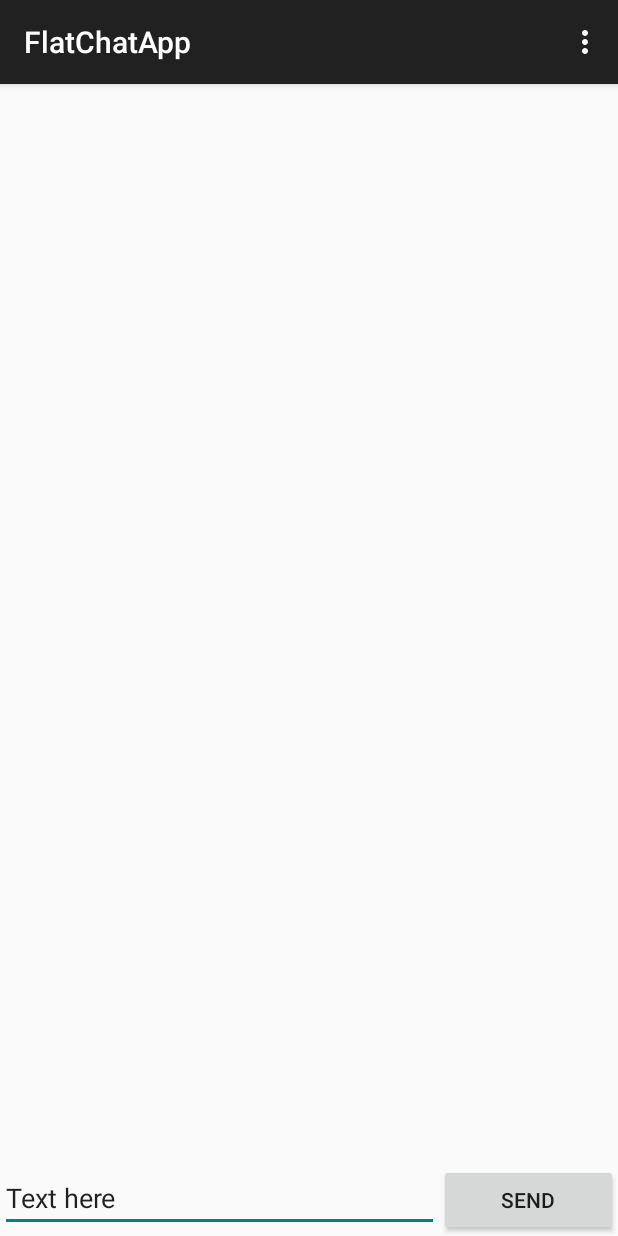
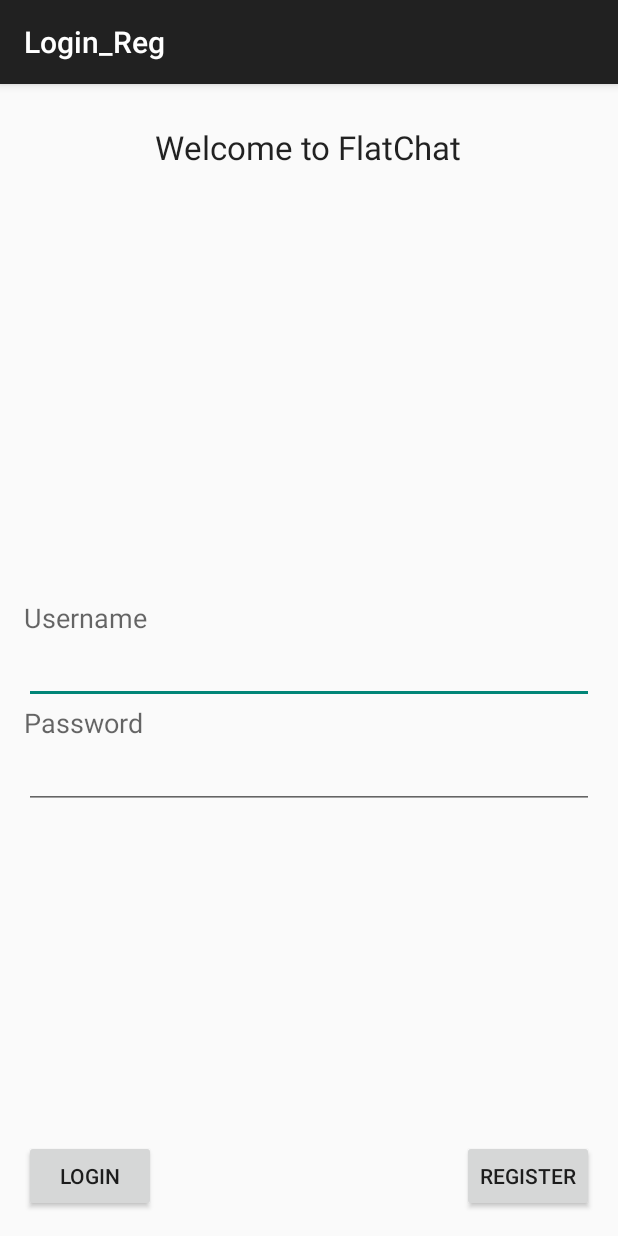
Before and after one commit to jamesbarfoote/FlatChat, an Android app: the screen it shows after launch (MainActivity before the commit, Login_Reg after it), on a phone screen of 412 x 824 dp. Run offline under Robolectric (Android 15) with nearby library versions, the phone set to English and light mode, and no system bars.

Commit message:
created login page
just fixing the php script for login

```diff
--- /dev/null
+++ b/app/src/main/java/com/example/barfoote/james/flatchatapp/Login_Reg.java
@@ -0,0 +1,78 @@
+package com.example.barfoote.james.flatchatapp;
+
+import android.content.Intent;
+import android.os.Bundle;
+import android.support.v7.app.AppCompatActivity;
+import android.support.v7.widget.Toolbar;
+import android.util.Log;
+import android.view.View;
+import android.widget.Button;
+import android.widget.EditText;
+
+public class Login_Reg extends AppCompatActivity {
+    private EditText emailField,passwordField;
+    private String status = "";
+    private String role = "";
+    private boolean finished = false;
+    @Override
+    protected void onCreate(Bundle savedInstanceState) {
+        super.onCreate(savedInstanceState);
+        setContentView(R.layout.activity_login__reg);
+        Toolbar toolbar = (Toolbar) findViewById(R.id.toolbar);
+        setSupportActionBar(toolbar);
+
+        emailField = (EditText)findViewById(R.id.emailField);
+        passwordField = (EditText)findViewById(R.id.passwordField);
+
+        Button loginB = (Button)findViewById(R.id.loginButton);
+        Button registerB = (Button)findViewById(R.id.registerButton);
+        loginB.setOnClickListener(loginListener);
+        registerB.setOnClickListener(registerListener);
+
+    }
+
+    private View.OnClickListener loginListener = new View.OnClickListener() {
+        @Override
+        public void onClick(View view) {
+            Log.v("Login", "Clicked");
+            login();
+        }
+    };
+
+    private View.OnClickListener registerListener = new View.OnClickListener() {
+        @Override
+        public void onClick(View view) {
+            Log.v("Register", "Clicked");
+            register();
+        }
+    };
+
+    public void login(){//Get user
+        String username = emailField.getText().toString();
+        String password = passwordField.getText().toString();
+        new SQLConnect(this,status,role,1).execute(username,password);
+        while(finished != true) {
+            if (this.status.equals("Login Successful")) {
+                //Login successful
+                Log.d("Login result", "" + this.status);
+                Intent main = new Intent(this, MainActivity.class);
+                startActivity(main);
+            }
+        }
+
+    }
+
+    public void register(){//Register user
+        String username = emailField.getText().toString();
+        String password = passwordField.getText().toString();
+        new SQLConnect(this,status,role, 0).execute(username,password);
+    }
+
+    public void setResult(String res, boolean finished)
+    {
+        Log.d("Result", res);
+        this.status = res;
+        this.finished = finished;
+    }
+
+}
--- a/app/src/main/java/com/example/barfoote/james/flatchatapp/MainActivity.java
+++ b/app/src/main/java/com/example/barfoote/james/flatchatapp/MainActivity.java
@@ -28,7 +28,8 @@ public class MainActivity extends AppCompatActivity {
     protected void onCreate(Bundle savedInstanceState) {
         super.onCreate(savedInstanceState);
         setContentView(R.layout.activity_main);
-
+        Intent loginAct = new Intent(this, Login_Reg.class);
+        startActivity(loginAct);
         Log.v("", "Created");
         Button sendB = (Button)findViewById(R.id.btn_Send);
 
--- /dev/null
+++ b/app/src/main/res/layout/activity_login__reg.xml
@@ -0,0 +1,22 @@
+<?xml version="1.0" encoding="utf-8"?>
+<android.support.design.widget.CoordinatorLayout
+    xmlns:android="http://schemas.android.com/apk/res/android"
+    xmlns:app="http://schemas.android.com/apk/res-auto"
+    xmlns:tools="http://schemas.android.com/tools" android:layout_width="match_parent"
+    android:layout_height="match_parent" android:fitsSystemWindows="true"
+    tools:context="com.example.barfoote.james.flatchatapp.Login_Reg">
+
+    <android.support.design.widget.AppBarLayout android:layout_height="wrap_content"
+        android:layout_width="match_parent" android:theme="@style/AppTheme.AppBarOverlay">
+
+        <android.support.v7.widget.Toolbar android:id="@+id/toolbar"
+            android:layout_width="match_parent" android:layout_height="?attr/actionBarSize"
+            android:background="?attr/colorPrimary" app:popupTheme="@style/AppTheme.PopupOverlay" />
+
+    </android.support.design.widget.AppBarLayout>
+
+    <include layout="@layout/content_login__reg" />
+
+
+
+</android.support.design.widget.CoordinatorLayout>
--- /dev/null
+++ b/app/src/main/res/layout/content_login__reg.xml
@@ -0,0 +1,76 @@
+<?xml version="1.0" encoding="utf-8"?>
+<RelativeLayout xmlns:android="http://schemas.android.com/apk/res/android"
+    xmlns:tools="http://schemas.android.com/tools" android:layout_width="match_parent"
+    android:layout_height="match_parent" android:paddingLeft="@dimen/activity_horizontal_margin"
+    android:paddingRight="@dimen/activity_horizontal_margin"
+    android:paddingTop="@dimen/activity_vertical_margin"
+    android:paddingBottom="@dimen/activity_vertical_margin"
+    tools:context="com.example.barfoote.james.flatchat.Login_Reg">
+
+    <TextView
+        android:layout_width="wrap_content"
+        android:layout_height="wrap_content"
+        android:textAppearance="?android:attr/textAppearanceLarge"
+        android:text="Welcome to FlatChat"
+        android:id="@+id/textView"
+        android:layout_alignParentTop="true"
+        android:layout_centerHorizontal="true"
+        android:layout_marginTop="67dp" />
+
+    <Button
+        android:layout_width="wrap_content"
+        android:layout_height="wrap_content"
+        android:text="Login"
+        android:id="@+id/loginButton"
+        android:layout_alignParentBottom="true"
+        android:layout_alignParentLeft="true"
+        android:layout_alignParentStart="true" />
+
+    <Button
+        android:layout_width="wrap_content"
+        android:layout_height="wrap_content"
+        android:text="Register"
+        android:id="@+id/registerButton"
+        android:layout_alignParentBottom="true"
+        android:layout_alignParentRight="true"
+        android:layout_alignParentEnd="true" />
+
+    <TextView
+        android:layout_width="133dp"
+        android:layout_height="wrap_content"
+        android:textAppearance="?android:attr/textAppearanceMedium"
+        android:text="Username"
+        android:id="@+id/textView3"
+        android:layout_weight="0.04"
+        android:layout_centerVertical="true"
+        android:layout_alignParentLeft="true"
+        android:layout_alignParentStart="true" />
+
+    <EditText
+        android:id="@+id/emailField"
+        android:layout_width="match_parent"
+        android:layout_height="wrap_content"
+        android:inputType="text"
+        android:layout_below="@+id/textView3"
+        android:layout_alignParentLeft="true" />
+
+    <TextView
+        android:layout_width="wrap_content"
+        android:layout_height="wrap_content"
+        android:textAppearance="?android:attr/textAppearanceMedium"
+        android:text="Password"
+        android:id="@+id/textView6"
+        android:layout_weight="0.04"
+        android:layout_below="@+id/emailField"
+        android:layout_alignParentLeft="true" />
+
+    <EditText
+        android:id="@+id/passwordField"
+        android:layout_width="match_parent"
+        android:layout_height="wrap_content"
+        android:inputType="textPassword"
+        android:password="true"
+        android:layout_below="@+id/textView6"
+        android:layout_alignParentLeft="true" />
+
+</RelativeLayout>
--- /dev/null
+++ b/app/src/main/res/values-v21/styles.xml
@@ -0,0 +1,8 @@
+<resources>>
+    <style name="AppTheme.NoActionBar">
+        <item name="windowActionBar">false</item>
+        <item name="windowNoTitle">true</item>
+        <item name="android:windowDrawsSystemBarBackgrounds">true</item>
+        <item name="android:statusBarColor">@android:color/transparent</item>
+    </style>
+</resources>
--- a/app/src/main/res/values/dimens.xml
+++ b/app/src/main/res/values/dimens.xml
@@ -2,4 +2,5 @@
     <!-- Default screen margins, per the Android Design guidelines. -->
     <dimen name="activity_horizontal_margin">16dp</dimen>
     <dimen name="activity_vertical_margin">16dp</dimen>
+    <dimen name="fab_margin">16dp</dimen>
 </resources>
--- a/app/src/main/res/values/strings.xml
+++ b/app/src/main/res/values/strings.xml
@@ -11,4 +11,5 @@
     <string name="title_activity_cal">Cal</string>
     <string name="title_activity_notes">Notes</string>
     <string name="title_activity_login">LoginActivity</string>
+    <string name="title_activity_login__reg">Login_Reg</string>
 </resources>
--- a/app/src/main/res/values/styles.xml
+++ b/app/src/main/res/values/styles.xml
@@ -4,5 +4,11 @@
     <style name="AppTheme" parent="Theme.AppCompat.Light.DarkActionBar">
         <!-- Customize your theme here. -->
     </style>
+    <style name="AppTheme.NoActionBar">
+        <item name="windowActionBar">false</item>
+        <item name="windowNoTitle">true</item>
+    </style>
+    <style name="AppTheme.AppBarOverlay" parent="ThemeOverlay.AppCompat.Dark.ActionBar" />
+    <style name="AppTheme.PopupOverlay" parent="ThemeOverlay.AppCompat.Light" />
 
 </resources>
```
Also changed, not shown: app/build.gradle (+5 -2 lines), app/src/main/AndroidManifest.xml (+7 -1 lines), app/src/main/java/com/example/barfoote/james/flatchatapp/SQLConnect.java (added, +115 -0 lines), 3 other files.
